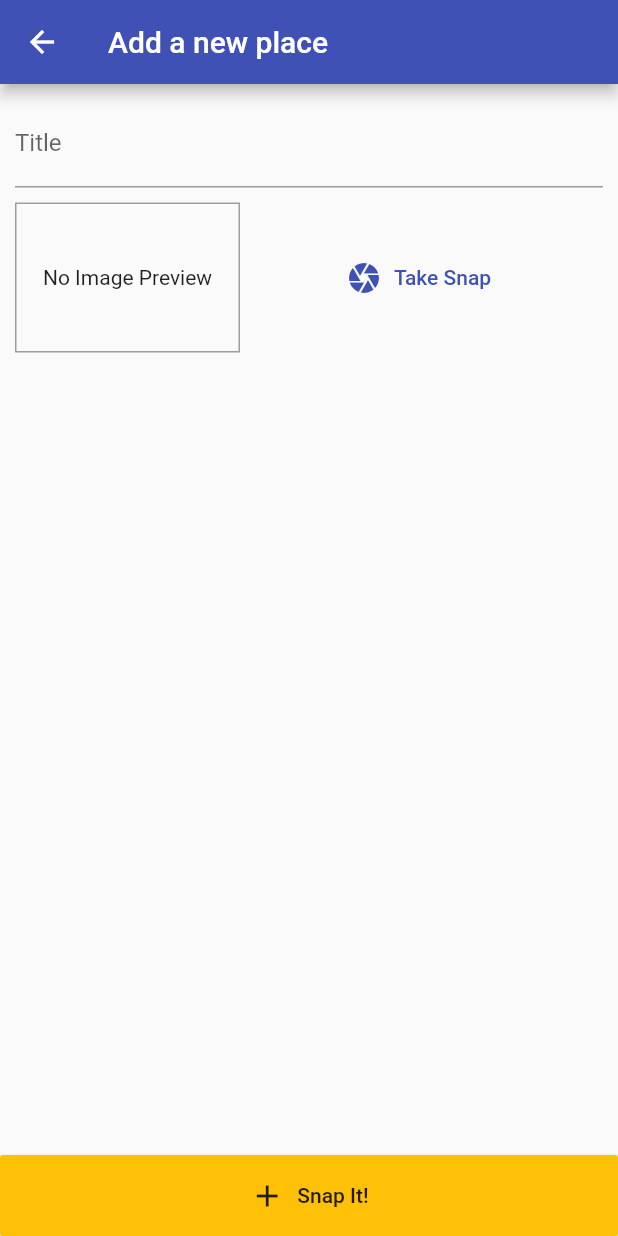
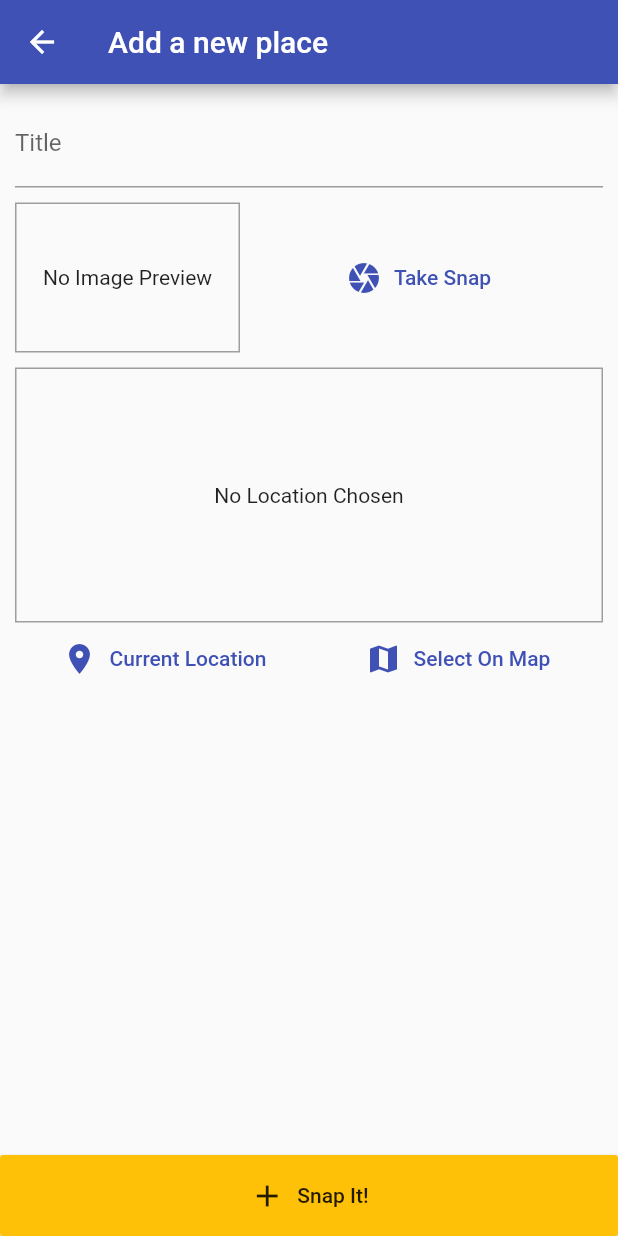
Before and after one commit to dupr0n/snap_it, a Flutter app: the screen it shows after launch, after a tap on the "add" icon, on a phone screen of 412 x 824 dp. Run offline on Flutter 3.47's test engine with Material 2 defaults, Android fonts, the phone set to English and light mode, and no system bars; our stand-ins replace google_maps_flutter, image_picker, location, sqflite; accounts and stored records are empty.

Commit message:
Add location data to Places and use google maps api to select places in Add Place Screen, or use current location to set the data.

```diff
--- a/lib/helpers/db_helper.dart
+++ b/lib/helpers/db_helper.dart
@@ -10,7 +10,7 @@ class DBHelper {
       version: 1,
       onCreate: (db, version) {
         return db.execute(
-            'CREATE TABLE $tableName(id TEXT PRIMARY KEY, title TEXT, image TEXT)');
+            'CREATE TABLE $tableName(id TEXT PRIMARY KEY, title TEXT, image TEXT, loc_lat REAL, loc_lng REAL, address TEXT)');
       },
     );
   }
--- /dev/null
+++ b/lib/helpers/location_helper.dart
@@ -0,0 +1,17 @@
+import 'dart:convert';
+
+import 'package:http/http.dart' as http;
+
+const GOOGLE_API_KEY = 'AIzaSyAIfTX5zWPYbKqYL69vcKrsL2MghcAS8HI';
+
+class LocationHelper {
+  static String generateLocationPreviewImage(
+          {double latitude, double longitude}) =>
+      'https://maps.googleapis.com/maps/api/staticmap?center=&$latitude,$longitude&zoom=13&size=600x300&maptype=roadmap&markers=color:red%7Clabel:A%7C$latitude,$longitude&key=$GOOGLE_API_KEY';
+  static Future<String> getPlaceAddress(double lat, double lng) async {
+    final url =
+        'https://maps.googleapis.com/maps/api/geocode/json?latlng=$lat,$lng&key=$GOOGLE_API_KEY';
+    final res = await http.get(url);
+    return json.decode(res.body)['results'][0]['formatted_address'];
+  }
+}
--- a/lib/models/place.dart
+++ b/lib/models/place.dart
@@ -3,10 +3,10 @@ import 'dart:io';
 import 'package:flutter/foundation.dart';
 
 class PlaceLocation {
-  final double lattitude, longitude;
+  final double latitude, longitude;
   final String address;
-  PlaceLocation({
-    @required this.lattitude,
+  const PlaceLocation({
+    @required this.latitude,
     @required this.longitude,
     this.address,
   });
--- a/lib/providers/great_places.dart
+++ b/lib/providers/great_places.dart
@@ -3,6 +3,7 @@ import 'dart:io';
 import 'package:flutter/foundation.dart';
 
 import '../helpers/db_helper.dart';
+import '../helpers/location_helper.dart';
 import '../models/place.dart';
 
 class GreatPlaces with ChangeNotifier {
@@ -10,11 +11,18 @@ class GreatPlaces with ChangeNotifier {
 
   List<Place> get items => [..._items];
 
-  void addPlace(String title, File image) {
+  Future<void> addPlace(String title, File image, PlaceLocation loc) async {
+    final address =
+        await LocationHelper.getPlaceAddress(loc.latitude, loc.longitude);
+    final updatedLocation = PlaceLocation(
+      latitude: loc.latitude,
+      longitude: loc.longitude,
+      address: address,
+    );
     final newPlace = Place(
       id: DateTime.now().toIso8601String(),
       title: title,
-      location: null,
+      location: updatedLocation,
       image: image,
     );
     _items.add(newPlace);
@@ -23,6 +31,9 @@ class GreatPlaces with ChangeNotifier {
       'id': newPlace.id,
       'title': newPlace.title,
       'image': newPlace.image.path,
+      'loc_lat': newPlace.location.latitude,
+      'loc_lng': newPlace.location.longitude,
+      'address': newPlace.location.address,
     });
   }
 
@@ -32,7 +43,11 @@ class GreatPlaces with ChangeNotifier {
         .map((item) => Place(
               id: item['id'],
               title: item['title'],
-              location: null,
+              location: PlaceLocation(
+                latitude: item['loc_lat'],
+                longitude: item['loc_lng'],
+                address: item['address'],
+              ),
               image: File(item['image']),
             ))
         .toList();
--- a/lib/screens/add_place_screen.dart
+++ b/lib/screens/add_place_screen.dart
@@ -3,8 +3,10 @@ import 'dart:io';
 import 'package:flutter/material.dart';
 import 'package:provider/provider.dart';
 
+import '../models/place.dart';
 import '../providers/great_places.dart';
 import '../widgets/image_input.dart';
+import '../widgets/location_input.dart';
 
 class AddPlaceScreen extends StatefulWidget {
   static const routeName = '/add-place-screen';
@@ -15,18 +17,26 @@ class AddPlaceScreen extends StatefulWidget {
 class _AddPlaceScreenState extends State<AddPlaceScreen> {
   final _titleController = TextEditingController();
   File _pickedImg;
+  PlaceLocation _pickedLocation;
 
   void _selectImage(File pickedImg) {
     _pickedImg = pickedImg;
   }
 
   void _savePlace() {
-    if (_titleController.text.isEmpty || _pickedImg == null) return;
+    if (_titleController.text.isEmpty ||
+        _pickedImg == null ||
+        _pickedLocation == null) return;
     Provider.of<GreatPlaces>(context, listen: false).addPlace(
       _titleController.text,
       _pickedImg,
+      _pickedLocation,
     );
     Navigator.of(context).pop();
+  }
+
+  void _selectPlace(double lat, double lng) {
+    _pickedLocation = PlaceLocation(latitude: lat, longitude: lng);
   }
 
   @override
@@ -51,6 +61,8 @@ class _AddPlaceScreenState extends State<AddPlaceScreen> {
                   ),
                   SizedBox(height: 10),
                   ImageInput(_selectImage),
+                  SizedBox(height: 10),
+                  LocationInput(_selectPlace),
                 ],
               ),
             ),
--- a/lib/screens/places_list_screen.dart
+++ b/lib/screens/places_list_screen.dart
@@ -33,6 +33,7 @@ class PlacesListScreen extends StatelessWidget {
                               backgroundImage:
                                   FileImage(greatPlaces.items[i].image)),
                           title: Text(greatPlaces.items[i].title),
+                          subtitle: Text(greatPlaces.items[i].location.address),
                           onTap: () {},
                         ),
                         itemCount: greatPlaces.items.length,
--- /dev/null
+++ b/lib/widgets/location_input.dart
@@ -0,0 +1,90 @@
+import 'package:flutter/material.dart';
+import 'package:google_maps_flutter/google_maps_flutter.dart';
+import 'package:location/location.dart';
+
+import '../helpers/location_helper.dart';
+import '../screens/maps_screen.dart';
+
+class LocationInput extends StatefulWidget {
+  final Function onSelectPlace;
+
+  LocationInput(this.onSelectPlace);
+
+  @override
+  _LocationInputState createState() => _LocationInputState();
+}
+
+class _LocationInputState extends State<LocationInput> {
+  String _previewImageUrl;
+
+  void _showPreview(double lat, double lng) {
+    final staticMapImageUrl = LocationHelper.generateLocationPreviewImage(
+      latitude: lat,
+      longitude: lng,
+    );
+    setState(() => _previewImageUrl = staticMapImageUrl);
+    widget.onSelectPlace(lat, lng);
+  }
+
+  Future<void> _getCurrentUserLocation() async {
+    final locData = await Location().getLocation();
+    if (locData == null) return;
+    _showPreview(locData.latitude, locData.longitude);
+  }
+
+  Future<void> _selectOnMap() async {
+    final selectedLocation = await Navigator.of(context).push<LatLng>(
+      MaterialPageRoute(
+        builder: (ctx) => MapsScreen(isSelecting: true),
+        fullscreenDialog: true,
+      ),
+    );
+    if (selectedLocation == null) return;
+    _showPreview(selectedLocation.latitude, selectedLocation.longitude);
+  }
+
+  @override
+  Widget build(BuildContext context) {
+    return Column(
+      children: <Widget>[
+        Container(
+          height: 170,
+          decoration: BoxDecoration(
+              border: Border.all(
+            width: 1,
+            color: Colors.grey,
+          )),
+          width: double.infinity,
+          alignment: Alignment.center,
+          child: _previewImageUrl == null
+              ? Text(
+                  'No Location Chosen',
+                  textAlign: TextAlign.center,
+                )
+              : Image.network(
+                  _previewImageUrl,
+                  fit: BoxFit.cover,
+                  width: double.infinity,
+                ),
+        ),
+        Row(
+          mainAxisAlignment: MainAxisAlignment.spaceAround,
+          children: <Widget>[
+            FlatButton.icon(
+              onPressed: _getCurrentUserLocation,
+              icon: Icon(Icons.location_on),
+              label: Text('Current Location'),
+              textColor: Theme.of(context).primaryColor,
+            ),
+            FlatButton.icon(
+              onPressed: _selectOnMap,
+              icon: Icon(Icons.map),
+              label: Text('Select On Map'),
+              textColor: Theme.of(context).primaryColor,
+            ),
+          ],
+        )
+      ],
+    );
+  }
+}
--- a/pubspec.yaml
+++ b/pubspec.yaml
@@ -28,6 +28,9 @@ dependencies:
   path_provider: ^1.6.11
   path: ^1.7.0
   sqflite: ^1.3.1
+  location: ^3.0.2
+  google_maps_flutter: ^0.5.28+1
+  http: ^0.12.1
 
 
   # The following adds the Cupertino Icons font to your application.
```
Also changed, not shown: lib/screens/maps_screen.dart (added, +55 -0 lines), pubspec.lock, 3 other files.
